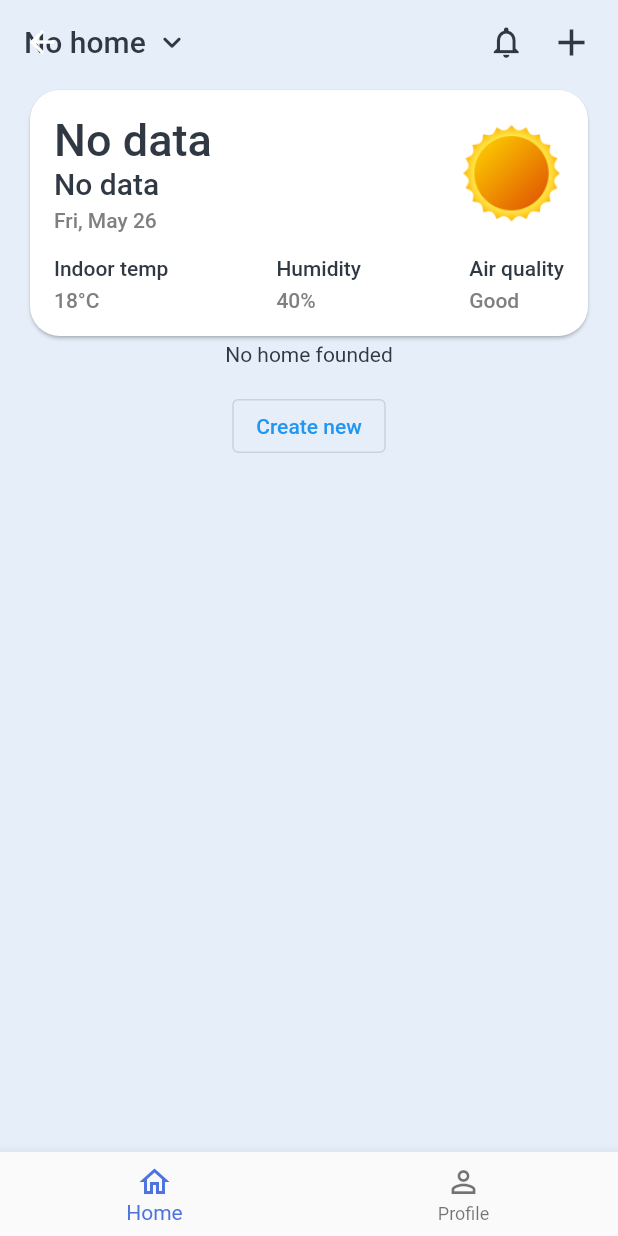
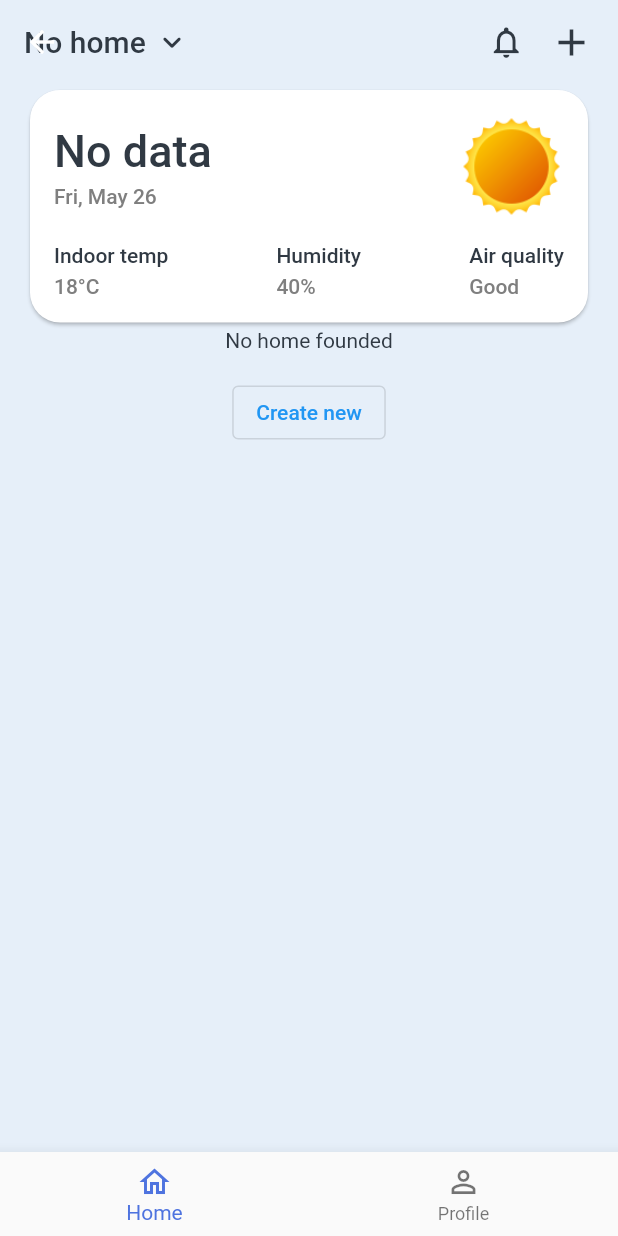
Before and after one commit to tuanvumaihuynh/do-an-1-iot, a Flutter app: the MainScreen screen opened by its route, on a phone screen of 412 x 824 dp. Run offline on Flutter 3.47's test engine with Material 2 defaults, Android fonts, the phone set to English and light mode, and no system bars; our stand-ins replace cached_network_image, dio, firebase_auth, firebase_core, firebase_database, firebase_storage and 3 more; accounts and stored records are empty; network calls fail; Roboto replaces fonts that are missing (ProductSans).

```diff
--- a/lib/ui/screens/home/widgets/weather_card.dart
+++ b/lib/ui/screens/home/widgets/weather_card.dart
@@ -40,15 +40,6 @@ class WeatherCard extends StatelessWidget {
                             : 'No data',
                         style: const TextStyle(
                           fontSize: 30,
-                          fontWeight: FontWeight.w500,
-                        ),
-                      ),
-                      Text(
-                        weatherModel != null
-                            ? weatherModel.weatherStatus
-                            : 'No data',
-                        style: const TextStyle(
-                          fontSize: 20,
                           fontWeight: FontWeight.w500,
                         ),
                       ),
```
Also changed, not shown: flutter_01.png (deleted), 13 other files.
